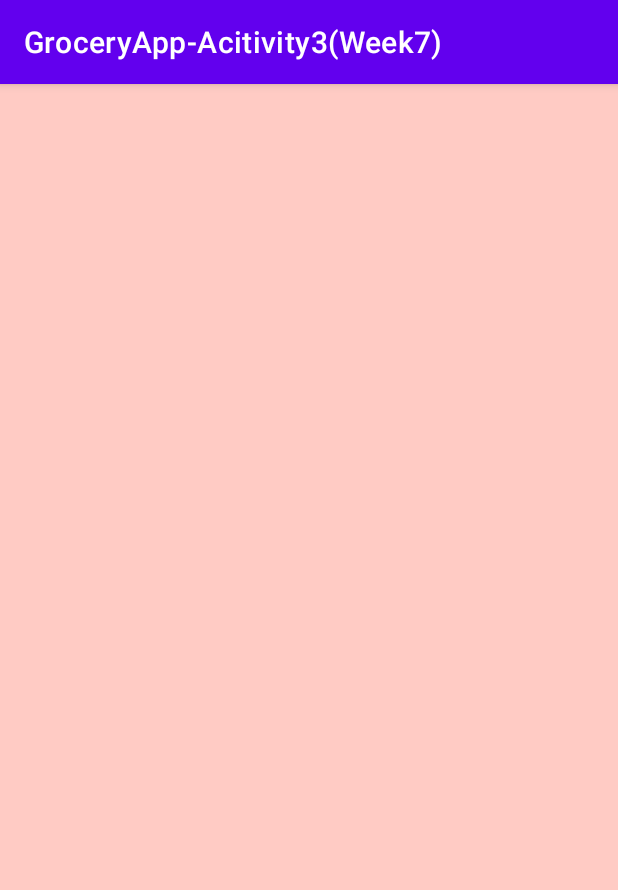
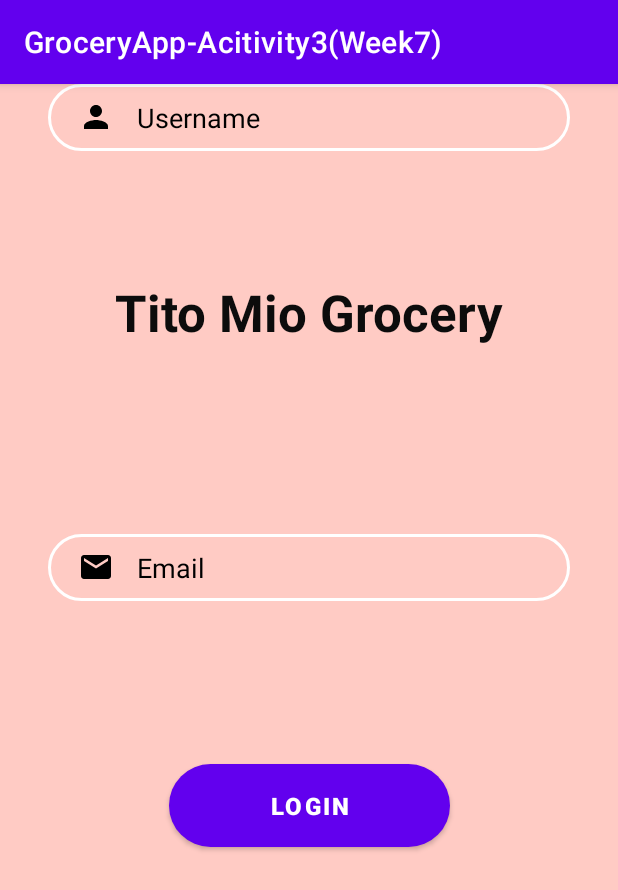
Before and after one commit to EMC1010/GroceryAppActivity3, an Android app: the LoginActivity screen opened directly, with no data from a screen before it, on a phone screen of 412 x 824 dp. Shown: the top 890 px of the screen. Run offline under Robolectric (Android 15) with nearby library versions, the phone set to English and light mode, and no system bars.

Commit message:
GroceryAppActivity3

```diff
--- a/app/src/main/res/layout/activity_login.xml
+++ b/app/src/main/res/layout/activity_login.xml
@@ -5,4 +5,80 @@
     android:layout_width="match_parent"
     android:layout_height="match_parent"
     android:background="#FFCBC4"
-    tools:context=".LoginActivity"/>
+    tools:context=".LoginActivity">
+
+    <TextView
+        android:id="@+id/textView2"
+        android:layout_width="wrap_content"
+        android:layout_height="wrap_content"
+        android:text="Tito Mio Grocery"
+        android:textColor="#0C0C0C"
+        android:textSize="34sp"
+        android:textStyle="bold"
+        app:layout_constraintBottom_toBottomOf="parent"
+        app:layout_constraintEnd_toEndOf="parent"
+        app:layout_constraintStart_toStartOf="parent"
+        app:layout_constraintTop_toTopOf="parent"
+        app:layout_constraintVertical_bias="0.179" />
+
+    <EditText
+        android:id="@+id/inputSecurity"
+        android:layout_width="0dp"
+        android:layout_height="wrap_content"
+        android:layout_marginStart="32dp"
+        android:layout_marginTop="300dp"
+        android:layout_marginEnd="32dp"
+        android:background="@drawable/input_bg"
+        android:drawableLeft="@drawable/ic_mail"
+        android:drawablePadding="15dp"
+        android:ems="10"
+        android:hint="Email"
+        android:inputType="textPersonName"
+        android:paddingLeft="20dp"
+        android:paddingTop="10dp"
+        android:paddingRight="10dp"
+        android:paddingBottom="10dp"
+        android:textColorHint="@color/black"
+        app:layout_constraintEnd_toEndOf="parent"
+        app:layout_constraintHorizontal_bias="0.0"
+        app:layout_constraintStart_toStartOf="parent"
+        app:layout_constraintTop_toTopOf="parent" />
+
+    <EditText
+        android:id="@+id/inputUsername"
+        android:layout_width="0dp"
+        android:layout_height="wrap_content"
+        android:layout_marginStart="32dp"
+        android:layout_marginEnd="32dp"
+        android:background="@drawable/input_bg"
+        android:drawableLeft="@drawable/ic_person"
+        android:drawablePadding="15dp"
+        android:ems="10"
+        android:hint="Username"
+        android:inputType="textPersonName"
+        android:paddingLeft="20dp"
+        android:paddingTop="10dp"
+        android:paddingRight="10dp"
+        android:paddingBottom="10dp"
+        android:textColorHint="@color/black"
+        app:layout_constraintEnd_toEndOf="parent"
+        app:layout_constraintHorizontal_bias="0.0"
+        app:layout_constraintStart_toStartOf="parent"
+        app:layout_constraintBottom_toBottomOf=""
+        app:layout_constraintTop_toTopOf=""
+        tools:layout_editor_absoluteY="226dp" />
+
+    <Button
+        android:id="@+id/btnlogin"
+        android:layout_width="187dp"
+        android:layout_height="55dp"
+        android:background="@drawable/btn_bg"
+        android:text="Login"
+        android:textSize="16sp"
+        android:textStyle="bold"
+        app:layout_constraintBottom_toBottomOf="parent"
+        app:layout_constraintEnd_toEndOf="parent"
+        app:layout_constraintStart_toStartOf="parent"
+        app:layout_constraintTop_toTopOf="parent"
+        app:layout_constraintVertical_bias="0.636" />
+</androidx.constraintlayout.widget.ConstraintLayout>
```
